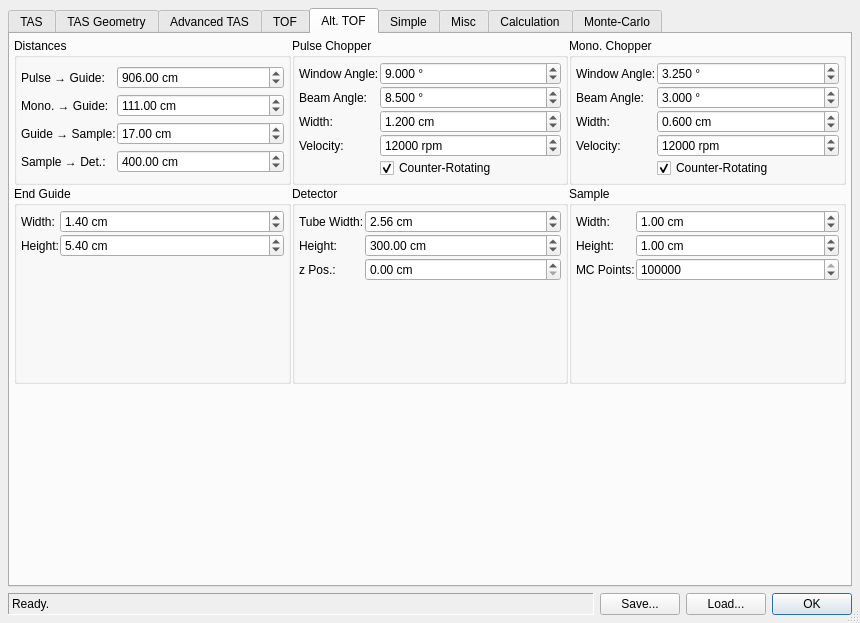
Above: core/ui/reso.ui from ILLGrenoble/takin before the change. Below: the same form after it.
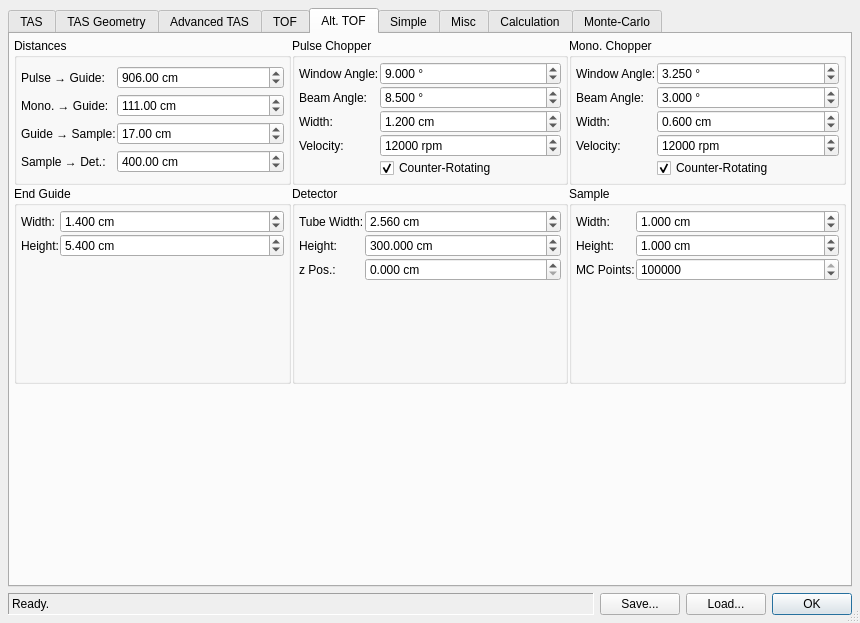
That is the form after the change. The open tabs and pages were chosen to show the change.

Patch:
```diff
--- a/core/ui/reso.ui
+++ b/core/ui/reso.ui
@@ -3618,7 +3618,7 @@
              <string> cm</string>
             </property>
             <property name="decimals">
-             <number>2</number>
+             <number>3</number>
             </property>
             <property name="maximum">
              <double>99999.000000000000000</double>
@@ -3650,7 +3650,7 @@
              <string> cm</string>
             </property>
             <property name="decimals">
-             <number>2</number>
+             <number>3</number>
             </property>
             <property name="maximum">
              <double>99999.000000000000000</double>
@@ -3896,7 +3896,7 @@
              <string> cm</string>
             </property>
             <property name="decimals">
-             <number>2</number>
+             <number>3</number>
             </property>
             <property name="maximum">
              <double>99999.000000000000000</double>
@@ -3915,7 +3915,7 @@
              <string> cm</string>
             </property>
             <property name="decimals">
-             <number>2</number>
+             <number>3</number>
             </property>
             <property name="maximum">
              <double>99999.000000000000000</double>
@@ -3963,7 +3963,7 @@
              <string> cm</string>
             </property>
             <property name="decimals">
-             <number>2</number>
+             <number>3</number>
             </property>
             <property name="maximum">
              <double>99999.000000000000000</double>
@@ -4175,7 +4175,7 @@
              <string> cm</string>
             </property>
             <property name="decimals">
-             <number>2</number>
+             <number>3</number>
             </property>
             <property name="maximum">
              <double>99999.000000000000000</double>
@@ -4194,7 +4194,7 @@
              <string> cm</string>
             </property>
             <property name="decimals">
-             <number>2</number>
+             <number>3</number>
             </property>
             <property name="maximum">
              <double>99999.000000000000000</double>
```
